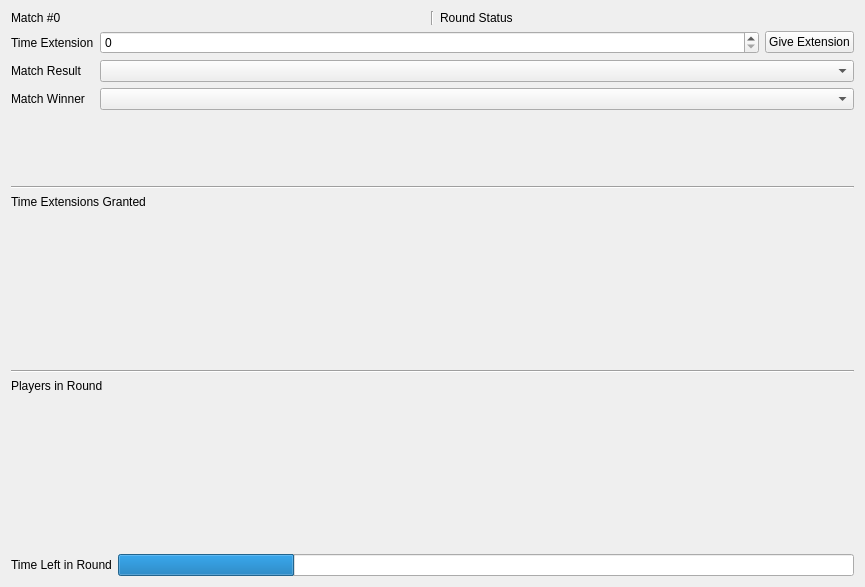
The window that src/ui/tournament/roundviewwidget.ui (SquireTournamentServices/SquireDesktop) describes before a commit, drawn with Qt 5.
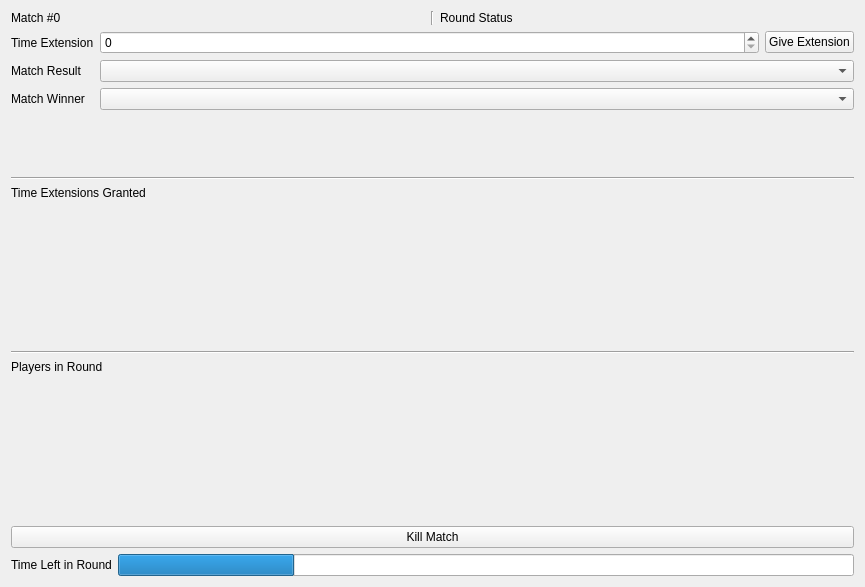
The same window after the commit. Icons and pictures are not drawn.

Patch:
```diff
--- a/src/ui/tournament/roundviewwidget.ui
+++ b/src/ui/tournament/roundviewwidget.ui
@@ -157,6 +157,16 @@
    <item>
     <widget class="QWidget" name="playerInRoundTable" native="true"/>
    </item>
+   <item>
+    <widget class="QPushButton" name="killMatch">
+     <property name="text">
+      <string>Kill Match</string>
+     </property>
+     <property name="icon">
+      <iconset theme="edit-delete"/>
+     </property>
+    </widget>
+   </item>
    <item>
     <layout class="QHBoxLayout" name="bottomIndicator">
      <item>
```
